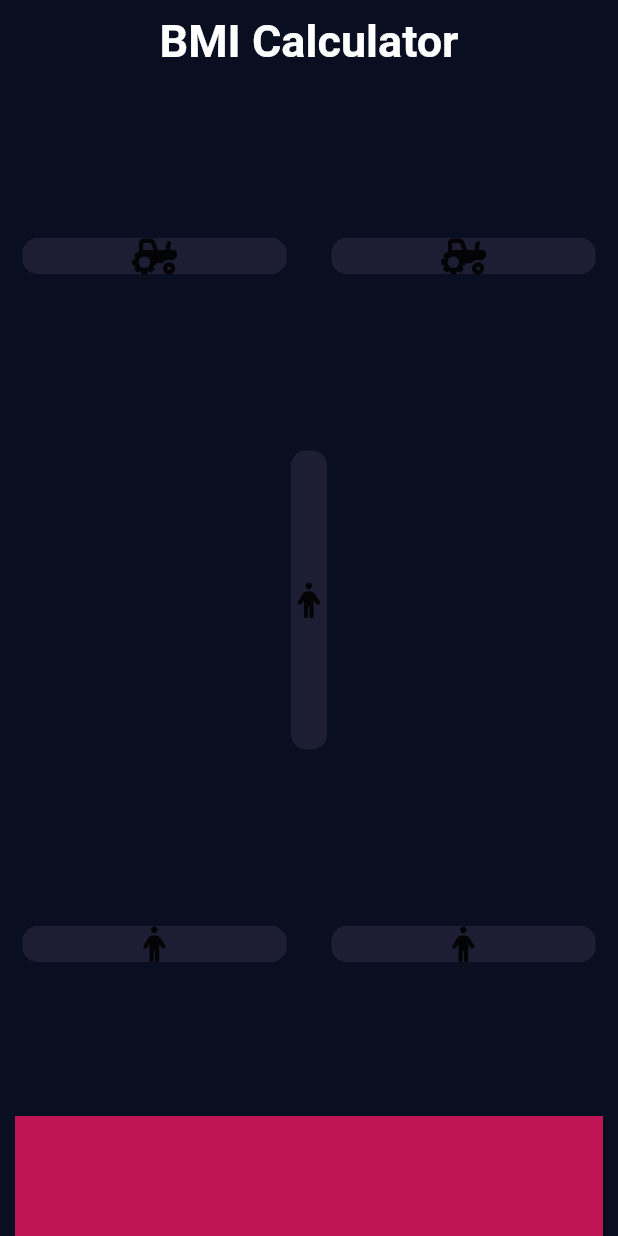
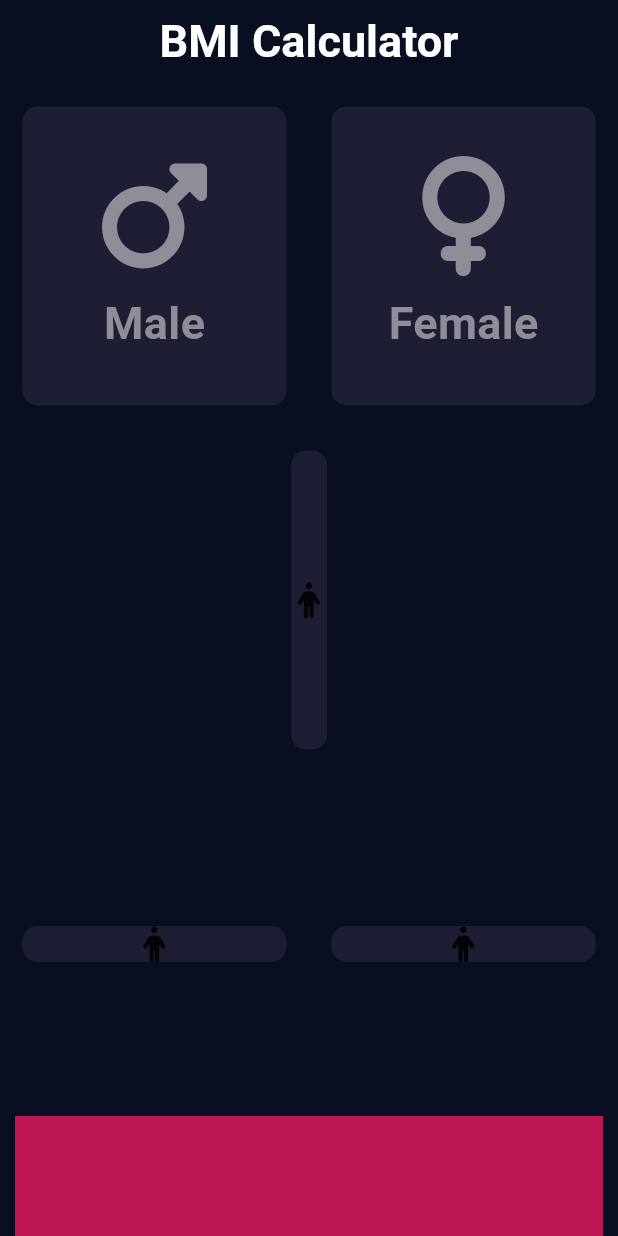
Before and after one commit to tienluan02/bmi_calculator, a Flutter app: the screen it shows after launch, on a phone screen of 412 x 824 dp. Run offline on Flutter 3.47's test engine with Material 3 defaults, Android fonts, the phone set to English and light mode, and no system bars; our stand-ins replace font_awesome_flutter.

Commit message:
male and female buttons

```diff
--- a/bmi_calculator_app/lib/name_input.dart
+++ b/bmi_calculator_app/lib/name_input.dart
@@ -4,6 +4,7 @@ import 'package:font_awesome_flutter/font_awesome_flutter.dart';
 
 const double bottomContainerHeight = 80;
 const colorContainerValue = Color(0xFF1D1E33);
+const colorContainerPressed = Color(0xFF111328);
 const colorBottomContainer = Color(0xFFBE1555);
 
 class NameInput extends StatefulWidget {
@@ -14,6 +15,23 @@ class NameInput extends StatefulWidget {
 }
 
 class _NameInputState extends State<NameInput> {
+  Color maleCardColor = colorContainerValue;
+  Color femaleCardColor = colorContainerValue;
+
+  void updateColor(int gender) {
+    if (gender == 1) {
+      if (maleCardColor == colorContainerValue) {
+        maleCardColor = colorContainerPressed;
+        femaleCardColor = colorContainerValue;
+      }
+    } else {
+      if (femaleCardColor == colorContainerValue) {
+        femaleCardColor = colorContainerPressed;
+        maleCardColor = colorContainerValue;
+      }
+    }
+  }
+
   @override
   Widget build(BuildContext context) {
     return Scaffold(
@@ -37,17 +55,29 @@ class _NameInputState extends State<NameInput> {
                 child: Row(
                   children: [
                     Expanded(
-                      child: CreateContainer(
-                          colour: colorContainerValue,
-                        cardChild: Icon(
-                            FontAwesomeIcons.tractor),
+                      child: GestureDetector(
+                        onTap: () {
+                          setState(() {
+                            updateColor(1);
+                          });
+                        },
+                        child: CreateContainer(
+                          colour: maleCardColor,
+                          cardChild: IconContent(fontName: FontAwesomeIcons.mars, label: 'Male'),
+                        ),
                       ),
                     ),
                     Expanded(
-                      child: CreateContainer(
-                        colour: colorContainerValue,
-                        cardChild: Icon(
-                            FontAwesomeIcons.tractor),
+                      child: GestureDetector(
+                        onTap: () {
+                          setState(() {
+                            updateColor(2);
+                          });
+                        },
+                        child: CreateContainer(
+                          colour: femaleCardColor,
+                          cardChild: IconContent(fontName: FontAwesomeIcons.venus, label: 'Female'),
+                        ),
                       ),
                     ),
                   ],
@@ -56,8 +86,7 @@ class _NameInputState extends State<NameInput> {
               Expanded(
                 child: CreateContainer(
                   colour: colorContainerValue,
-                  cardChild: Icon(
-                      FontAwesomeIcons.person),
+                  cardChild: Icon(FontAwesomeIcons.person),
                 ),
               ),
               Expanded(
@@ -66,20 +95,19 @@ class _NameInputState extends State<NameInput> {
                     Expanded(
                       child: CreateContainer(
                         colour: colorContainerValue,
-                        cardChild: Icon(
-                            FontAwesomeIcons.person),
+                        cardChild: Icon(FontAwesomeIcons.person),
                       ),
                     ),
                     Expanded(
                       child: CreateContainer(
                         colour: colorContainerValue,
-                        cardChild: Icon(
-                            FontAwesomeIcons.person),
+                        cardChild: Icon(FontAwesomeIcons.person),
                       ),
                     ),
                   ],
                 ),
-              ), Container(
+              ),
+              Container(
                 color: colorBottomContainer,
                 margin: EdgeInsets.symmetric(horizontal: 10),
                 width: double.infinity,
--- a/bmi_calculator_app/lib/reusable_card.dart
+++ b/bmi_calculator_app/lib/reusable_card.dart
@@ -18,3 +18,38 @@ class CreateContainer extends StatelessWidget {
     );
   }
 }
+
+const double labelSize = 30;
+const double iconSize = 80;
+
+class IconContent extends StatelessWidget {
+  final IconData fontName;
+  final String label;
+  const IconContent({
+    super.key,
+    required this.fontName,
+    required this.label,
+  });
+
+  @override
+  Widget build(BuildContext context) {
+    return Column(
+        mainAxisAlignment: MainAxisAlignment.center,
+        children: [
+          Icon(
+            fontName,
+            size: iconSize,
+            color: Color(0xFF8D8E98),
+          ),
+          const SizedBox(
+            height: 10,
+          ),
+          Text(label,
+              style: TextStyle(
+                fontSize: labelSize,
+                fontWeight: FontWeight.bold,
+                color: Color(0xFF8D8E98),
+              )),
+        ]);
+  }
+}
```
